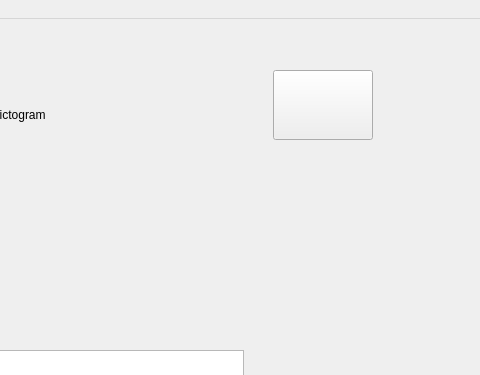
Before: the Qt Designer form mainwindow.ui in jubalh/daoshi, drawn with Qt 5; both pictures show x 318 to 798 and y 0 to 375 of the 798 by 549 pixel window.
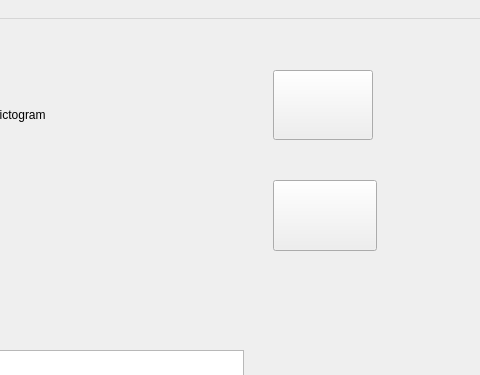
After: the same form once the commit is applied.

Commit message:
Add audio button
Add a button which should later play the audio files.
The button is invisible for now since it has not yet any functionallity.

Set nice tab order.

```diff
--- a/mainwindow.ui
+++ b/mainwindow.ui
@@ -290,6 +290,19 @@
 &lt;p style=&quot;-qt-paragraph-type:empty; margin-top:0px; margin-bottom:0px; margin-left:0px; margin-right:0px; -qt-block-indent:0; text-indent:0px;&quot;&gt;&lt;br /&gt;&lt;/p&gt;&lt;/body&gt;&lt;/html&gt;</string>
         </property>
        </widget>
+       <widget class="QPushButton" name="btnSpeaker">
+        <property name="geometry">
+         <rect>
+          <x>580</x>
+          <y>150</y>
+          <width>104</width>
+          <height>71</height>
+         </rect>
+        </property>
+        <property name="text">
+         <string/>
+        </property>
+       </widget>
       </widget>
      </widget>
     </item>
```
Left out of the diff: 7 changed lines with no effect on the pictures. The commit also changes 3 other files.
